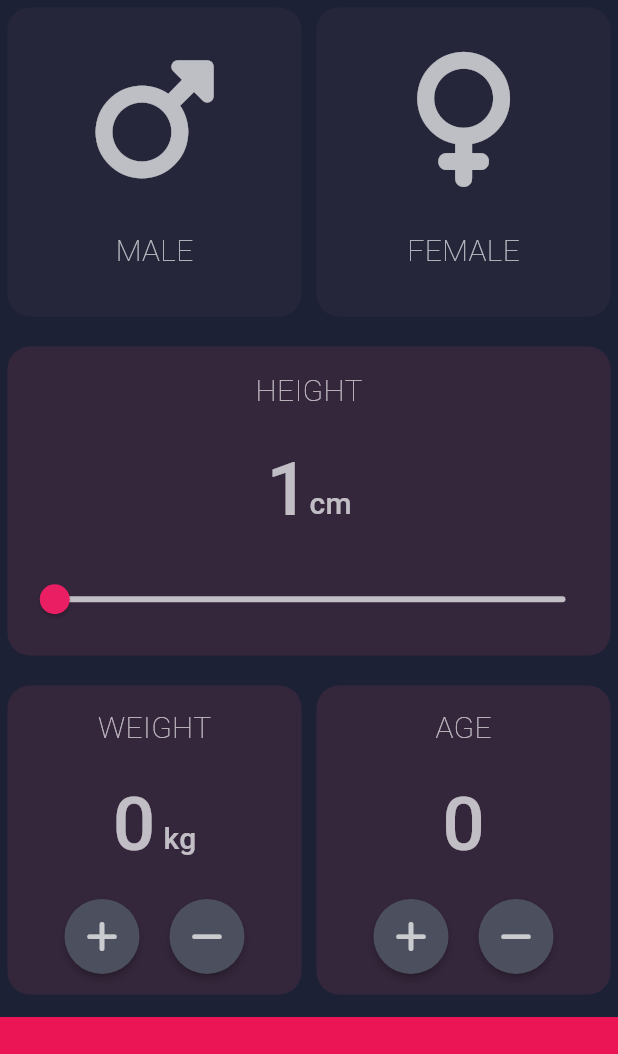
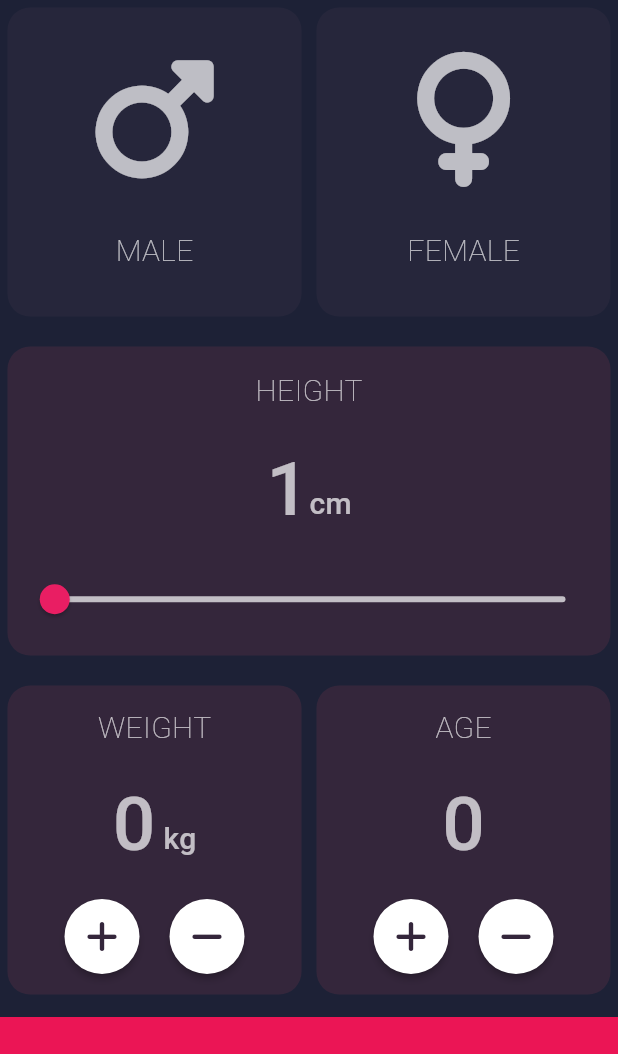
Before and after one commit to Kriptos23/bmi_calc, a Flutter app: the screen it shows after launch, on a phone screen of 412 x 824 dp, the part 84-1138 px from its top. Run offline on Flutter 3.47's test engine with Material 3 defaults, Android fonts, the phone set to English and light mode, and no system bars; our stand-ins replace font_awesome_flutter.

Commit message:
checking out second page

```diff
--- a/lib/constants.dart
+++ b/lib/constants.dart
@@ -17,3 +17,21 @@ int age = 0;
 
 TextStyle kNumberStyle = TextStyle(fontSize: 50, color: Colors.white70,
     fontWeight: FontWeight.w500);
+
+class roundIcon extends StatelessWidget {
+  final IconData? iconG;
+
+  final void Function()? onTap;
+
+  roundIcon({this.iconG, this.onTap});
+
+  Widget build(BuildContext context) {
+    return RawMaterialButton(
+      onPressed: onTap,
+      shape: CircleBorder(),
+      fillColor: Colors.white,
+      constraints: BoxConstraints(minHeight: 50, minWidth: 50),
+      child: Icon(iconG, color: Color(0xFF34263B)),
+    );
+  }
+}
--- a/lib/input_page.dart
+++ b/lib/input_page.dart
@@ -3,7 +3,7 @@ import 'containers.dart';
 import 'icon_widget.dart';
 import 'package:font_awesome_flutter/font_awesome_flutter.dart';
 import 'constants.dart';
-import 'main.dart';
+import 'results.dart';
 
 Color maleContainerColor = kPassiveContainer;
 Color femaleContainerColor = kPassiveContainer;
@@ -221,11 +221,17 @@ class _InputPageState extends State<InputPage> {
                         ],
                       )))
             ])),
-            Container(
-                width: double.infinity,
-                height: 90,
-                color: Color(kLowerContainer),
-                margin: EdgeInsets.only(top: 15))
+            GestureDetector(
+              child: Container(
+                  width: double.infinity,
+                  height: 90,
+                  color: Color(kLowerContainer),
+                  margin: EdgeInsets.only(top: 15),),
+              onTap: (){
+                Navigator.push(context, MaterialPageRoute(builder: (context)
+                =>Results()));
+              },
+            )
           ],
         ),
       ),
@@ -233,23 +239,7 @@ class _InputPageState extends State<InputPage> {
   }
 }
 
-class roundIcon extends StatelessWidget {
-  final IconData? iconG;
 
-  final void Function()? onTap;
-
-  roundIcon({this.iconG, this.onTap});
-
-  Widget build(BuildContext context) {
-    return RawMaterialButton(
-      onPressed: onTap,
-      shape: CircleBorder(),
-      fillColor: Color(0xFF4C4F5E),
-      constraints: BoxConstraints(minHeight: 50, minWidth: 50),
-      child: Icon(iconG, color: Colors.white70),
-    );
-  }
-}
 
 // int currentContainerMale = passiveContainer;
 // int currentContainerFemale = passiveContainer;
```
Also changed, not shown: lib/results.dart (added, +32 -0 lines).
